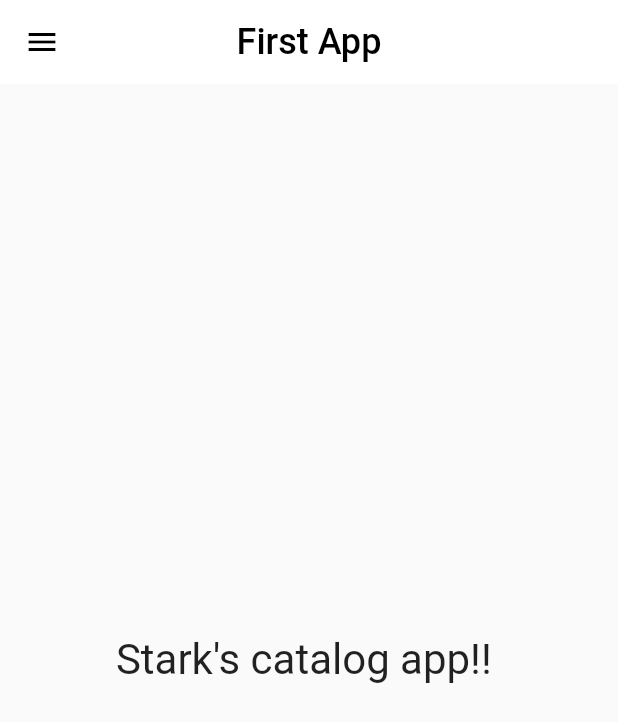
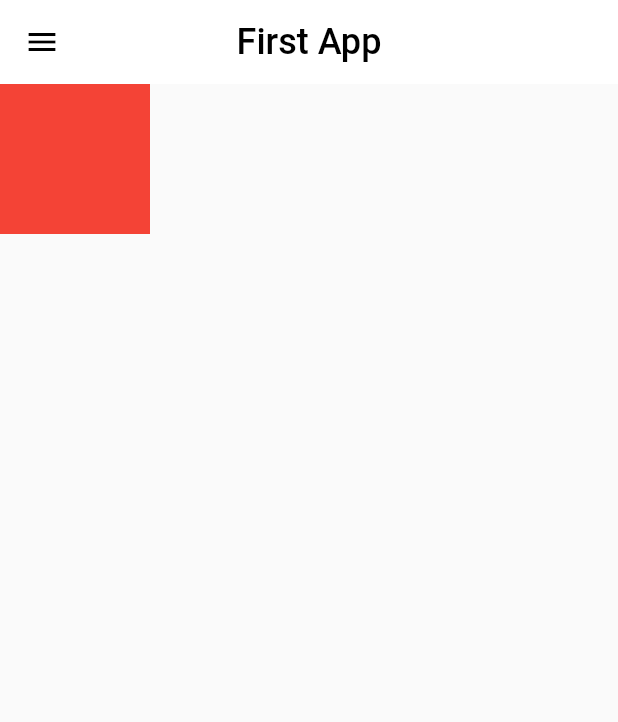
Before and after one commit to RAWMIC17/Shopping-App, a Flutter app: the screen it shows after launch, on a phone screen of 412 x 824 dp. Shown: the top 722 px of the screen. Run offline on Flutter 3.47's test engine with Material 2 defaults, Android fonts, the phone set to English and light mode, and no system bars; our stand-ins replace google_fonts.

Commit message:
day 8 completed

```diff
--- a/lib/models/catalog.dart
+++ b/lib/models/catalog.dart
@@ -13,7 +13,7 @@ final products = [    //creating array
   item(
     id: "001",
     name: "Iphone 12",
-    desc: "Super duper fast phone"
+    desc: "Super duper fast phone",
     price: 999,
     color: "#33505a",
     image: "https://store.storeimages.cdn-apple.com/4982/as-images.apple.com/is/refurb-iphone-12-mini-white-2020?wid=1144&hei=1144&fmt=jpeg&qlt=90&.v=1635202805000"
--- a/lib/pages/home_page.dart
+++ b/lib/pages/home_page.dart
@@ -14,9 +14,11 @@ class HomePage extends StatelessWidget {
     var b = "Tuesday";  //automatically understands that it's a string
     const pi = 3.14;    //value can't be changed
     */
+//Widgets are immutable , they are replaced with newer versions when an update is made
+//elements can be updated and changed
 
   @override
-  Widget build(BuildContext context) {
+  Widget build(BuildContext context) {  //context is element(stateless)
     return Scaffold(
       appBar: AppBar(// theme code
         centerTitle: true,
@@ -28,10 +30,31 @@ class HomePage extends StatelessWidget {
         style: TextStyle(color: Colors.black),
       ),
       ),
-      body: Center(
+      body: Container(
+        //height: 400,         //dimensions of parent will be enforced on child
+        //width: 400,
+         constraints: BoxConstraints(//another way of assigning sizes
+          minHeight: 70,       //constraints of parents will be enforced on children
+          maxHeight: 200,
+          minWidth: 70,
+          maxWidth: 200,
+         ),
+        color: Colors.green,     //Won't show green until child has it's own color
         child: Container(
-          child: Text("$name's catalog app!! ",textScaleFactor: 2,),
+          height: 100,     //these dimensions will be of no use if parent specify sizes
+          width: 100,      //but in case of constraints, they lie within the range so they will be applicable here
+          color: Colors.red,     //This will be rendered instead of green
         ),
+
+      /*body: Center(
+        child: Container(
+          child: Text(context.runtimeType.toString()), //to know about context
+        ),*/
+        /*body: Center(
+        child: Container(
+          child: Text("$name 's catalog app"), //to know about context
+        ),
+      ),*/
       ),
       drawer: MyDrawer(),
     );
--- a/lib/widgets/drawer.dart
+++ b/lib/widgets/drawer.dart
@@ -25,8 +25,9 @@ class MyDrawer extends StatelessWidget {
                   accountName: Text("Stark"),
                   accountEmail: Text("StarkLovesToRock@pappu.com"),
                   currentAccountPicture: CircleAvatar(                          //Image.network(imageUrl)
-                    foregroundImage: AssetImage(imageUrl),
-                    //backgroundColor: Colors.amber,                    //NetworkImage for network image
+                    foregroundImage: AssetImage(imageUrl),                      //NetworkImage for network image
+                    radius: 50.0,
+                    //backgroundColor: Colors.amber,
                 ),
                 ),
                 ),
--- a/lib/widgets/theme.dart
+++ b/lib/widgets/theme.dart
@@ -13,5 +13,5 @@ class MyTheme{
           iconTheme: IconThemeData(color: Colors.black),
           textTheme: Theme.of(context).textTheme,
         )
-  )
+  );
 }
```
